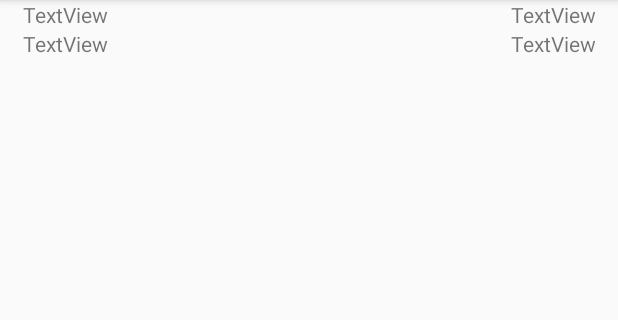
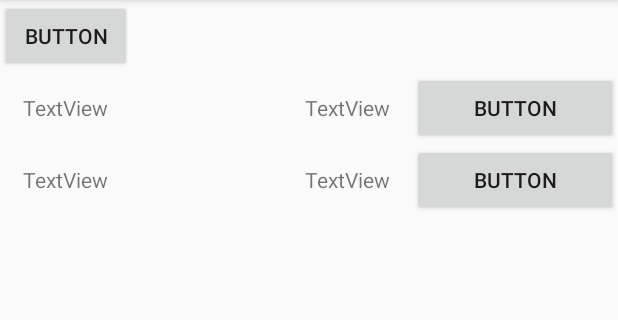
Before and after one commit to lauGarcia/ShopList, an Android app: the screen it shows after launch (MainActivity), on a phone screen of 412 x 824 dp, the part 84-404 px from its top. Run offline under Robolectric (Android 15) with nearby library versions, the phone set to English and light mode, and no system bars.

Commit message:
Reload Recycler

```diff
--- a/ShopList2/app/src/main/java/com/lasalle/met/shoplist/Adapters/Adapter.java
+++ b/ShopList2/app/src/main/java/com/lasalle/met/shoplist/Adapters/Adapter.java
@@ -2,8 +2,10 @@ package com.lasalle.met.shoplist.Adapters;
 
 import android.app.Activity;
 import android.support.v7.widget.RecyclerView;
+import android.util.Log;
 import android.view.View;
 import android.view.ViewGroup;
+import android.widget.Button;
 
 import com.lasalle.met.shoplist.Model.ItemList;
 import com.lasalle.met.shoplist.R;
@@ -18,6 +20,8 @@ public class Adapter extends RecyclerView.Adapter<Holder> {
 
     private ArrayList<ItemList> items;
     private Activity activity;
+
+
 
     public Adapter(ArrayList<ItemList> items, Activity activity) {
         this.items = items;
@@ -37,6 +41,13 @@ public class Adapter extends RecyclerView.Adapter<Holder> {
     @Override
     public void onBindViewHolder(Holder holder, int position) {
         ItemList item = items.get(position);
+        holder.button.setTag(position);
+        holder.button.setOnClickListener(new View.OnClickListener() {
+            @Override
+            public void onClick(View v) {
+                Log.d("ADAPTER",String.valueOf(v.getTag()));
+            }
+        });
         //holder.textViewName.setText(item.getName());
         //holder.textViewCount.setText(String.valueOf(item.getCantidad()));
     }
--- a/ShopList2/app/src/main/java/com/lasalle/met/shoplist/Adapters/Holder.java
+++ b/ShopList2/app/src/main/java/com/lasalle/met/shoplist/Adapters/Holder.java
@@ -1,7 +1,9 @@
 package com.lasalle.met.shoplist.Adapters;
 
 import android.support.v7.widget.RecyclerView;
+import android.util.Log;
 import android.view.View;
+import android.widget.Button;
 import android.widget.TextView;
 
 import com.lasalle.met.shoplist.R;
@@ -14,12 +16,21 @@ public class Holder extends RecyclerView.ViewHolder {
 
      private TextView textViewName;
      private TextView textViewCount;
+     public Button button;
 
     public Holder(View itemView) {
         super(itemView);
-
         textViewCount = itemView.findViewById(R.id.textView);
         textViewCount = itemView.findViewById(R.id.textView2);
+
+        button = itemView.findViewById(R.id.button2);
+        /*button.setOnClickListener(new View.OnClickListener() {
+            @Override
+            public void onClick(View v) {
+
+                Log.d("HOLDER",String.valueOf(getAdapterPosition()));
+            }
+        });*/
 
     }
 
--- a/ShopList2/app/src/main/java/com/lasalle/met/shoplist/Controller/MainActivity.java
+++ b/ShopList2/app/src/main/java/com/lasalle/met/shoplist/Controller/MainActivity.java
@@ -4,6 +4,8 @@ import android.support.v7.app.AppCompatActivity;
 import android.os.Bundle;
 import android.support.v7.widget.LinearLayoutManager;
 import android.support.v7.widget.RecyclerView;
+import android.view.View;
+import android.widget.Button;
 
 import com.lasalle.met.shoplist.Adapters.Adapter;
 import com.lasalle.met.shoplist.R;
@@ -14,15 +16,27 @@ public class MainActivity extends AppCompatActivity {
 
     private RecyclerView recyclerView;
 
+    private Button addButton;
+
     @Override
     protected void onCreate(Bundle savedInstanceState) {
         super.onCreate(savedInstanceState);
         setContentView(R.layout.activity_main);
         manager = new MainActivityManager();
 
+        addButton = findViewById(R.id.button);
+
         recyclerView = findViewById(R.id.recyclerView);
-        Adapter adapter = new Adapter(manager.getItemLists(), this);
+        final Adapter adapter = new Adapter(manager.getItemLists(), this);
         recyclerView.setLayoutManager(new LinearLayoutManager(getApplicationContext()));
         recyclerView.setAdapter(adapter);
+
+        addButton.setOnClickListener(new View.OnClickListener() {
+            @Override
+            public void onClick(View v) {
+                manager.addItem();
+                adapter.notifyDataSetChanged();
+            }
+        });
     }
 }
--- a/ShopList2/app/src/main/java/com/lasalle/met/shoplist/Controller/MainActivityManager.java
+++ b/ShopList2/app/src/main/java/com/lasalle/met/shoplist/Controller/MainActivityManager.java
@@ -24,4 +24,8 @@ public class MainActivityManager {
     public void setItemLists(ArrayList<ItemList> itemLists) {
         this.itemLists = itemLists;
     }
+
+    public void addItem(){
+        this.itemLists.add(new ItemList("Pan",5));
+    }
 }
--- a/ShopList2/app/src/main/res/layout/activity_main.xml
+++ b/ShopList2/app/src/main/res/layout/activity_main.xml
@@ -6,10 +6,17 @@
     android:layout_height="match_parent"
     tools:context=".Controller.MainActivity">
 
+    <Button
+        android:id="@+id/button"
+        android:layout_width="wrap_content"
+        android:layout_height="wrap_content"
+        android:text="Button" />
+
     <android.support.v7.widget.RecyclerView
         android:id="@+id/recyclerView"
         android:layout_width="match_parent"
-        android:layout_height="match_parent">
+        android:layout_height="match_parent"
+        android:layout_below="@+id/button">
 
     </android.support.v7.widget.RecyclerView>
 
--- a/ShopList2/app/src/main/res/layout/holder.xml
+++ b/ShopList2/app/src/main/res/layout/holder.xml
@@ -25,4 +25,11 @@
         android:text="TextView"
         android:textAlignment="textEnd" />
 
+    <Button
+        android:id="@+id/button2"
+        android:layout_width="match_parent"
+        android:layout_height="wrap_content"
+        android:layout_weight="1"
+        android:text="Button" />
+
 </LinearLayout>
```
